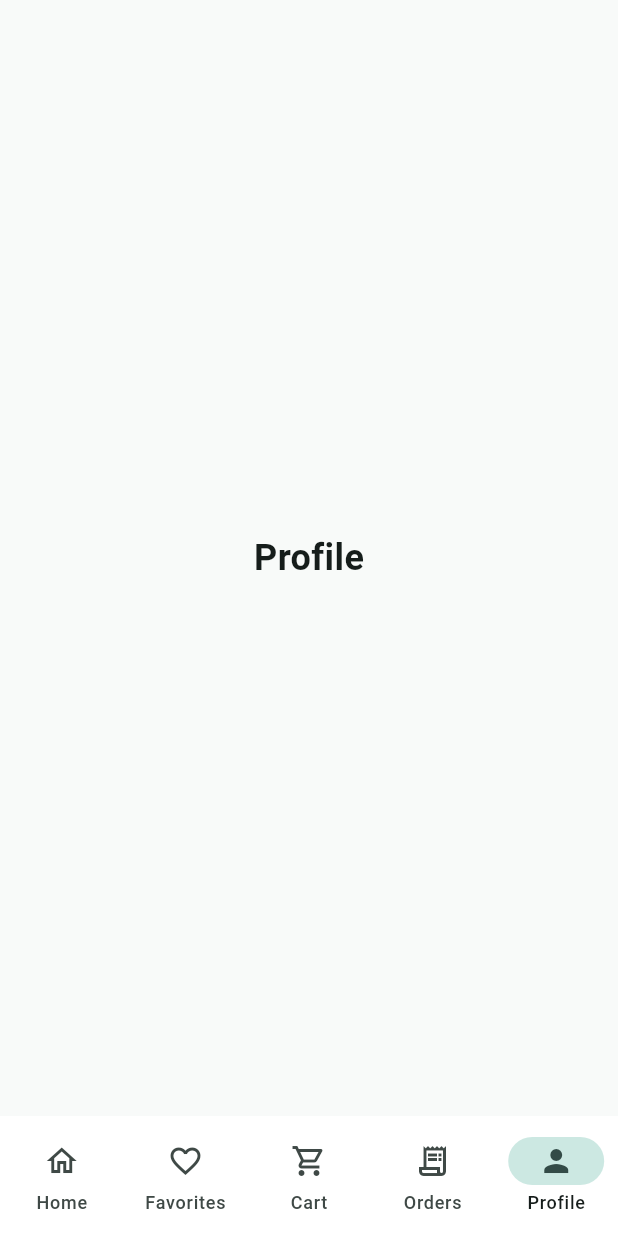
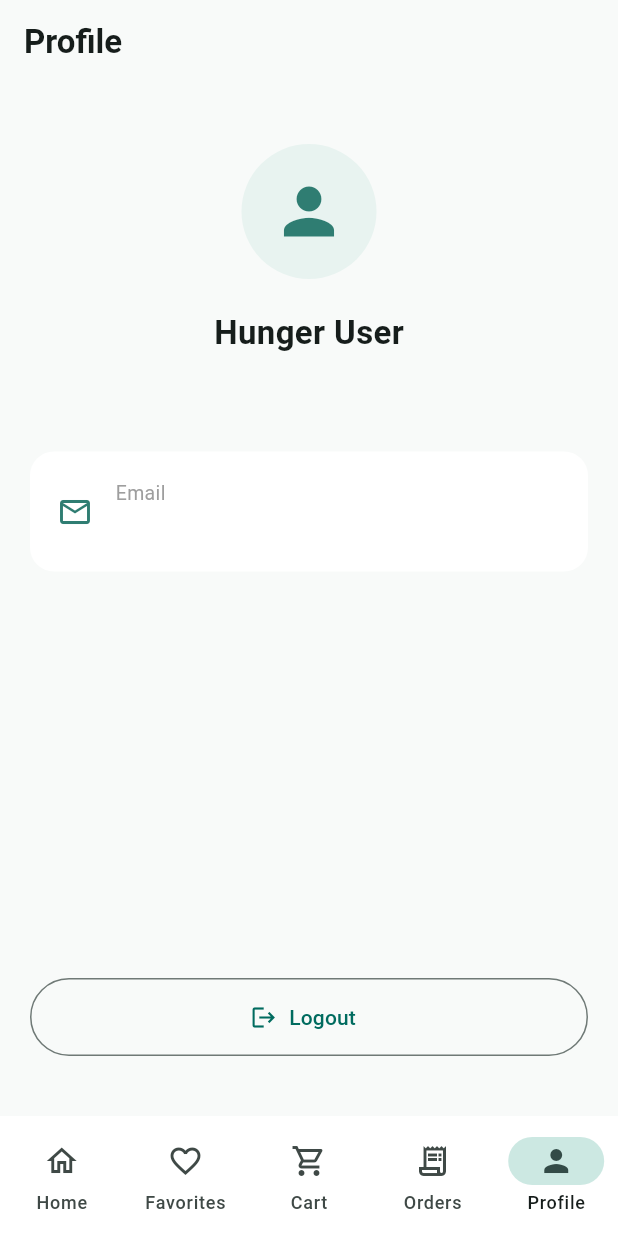
Before and after one commit to Abdullah9b/hunger-flutter-app, a Flutter app: the screen it shows once a user with an empty profile is signed in, item 5 of the bottom bar chosen, on a phone screen of 412 x 824 dp. Run offline on Flutter 3.47's test engine with Material 3 defaults, Android fonts, the phone set to English and light mode, and no system bars; our stand-ins replace cloud_firestore, firebase_auth, firebase_core; accounts and stored records are empty; network calls fail.

Commit message:
Add profile and logout

```diff
--- a/lib/main.dart
+++ b/lib/main.dart
@@ -1,6 +1,7 @@
 import 'package:flutter/material.dart';
 import 'package:firebase_core/firebase_core.dart';
 
+import 'screens/profile/profile_screen.dart';
 import 'firebase_options.dart';
 import 'models/food.dart';
 import 'screens/auth/auth_gate.dart';
@@ -78,12 +79,7 @@ class _HungerHomePageState extends State<HungerHomePage> {
           ? const CartScreen()
           : _selectedIndex == 3
           ? const OrdersScreen()
-          : const Center(
-              child: Text(
-                'Profile',
-                style: TextStyle(fontSize: 24, fontWeight: FontWeight.bold),
-              ),
-            ),
+          : const ProfileScreen(),
       bottomNavigationBar: NavigationBar(
         backgroundColor: Colors.white,
         selectedIndex: _selectedIndex,
--- a/lib/screens/admin/admin_screen.dart
+++ b/lib/screens/admin/admin_screen.dart
@@ -1,3 +1,4 @@
+import 'package:firebase_auth/firebase_auth.dart';
 import 'package:flutter/material.dart';
 
 import 'food/admin_food_screen.dart';
@@ -62,6 +63,19 @@ class AdminScreen extends StatelessWidget {
                 ),
               ],
             ),
+            const Spacer(),
+            SizedBox(
+              width: double.infinity,
+              height: 52,
+              child: OutlinedButton.icon(
+                onPressed: () async {
+                  await FirebaseAuth.instance.signOut();
+                },
+                icon: const Icon(Icons.logout),
+                label: const Text('Logout'),
+              ),
+            ),
+            const SizedBox(height: 10),
           ],
         ),
       ),
--- /dev/null
+++ b/lib/screens/profile/profile_screen.dart
@@ -0,0 +1,99 @@
+import 'package:firebase_auth/firebase_auth.dart';
+import 'package:flutter/material.dart';
+
+class ProfileScreen extends StatelessWidget {
+  const ProfileScreen({super.key});
+
+  @override
+  Widget build(BuildContext context) {
+    final user = FirebaseAuth.instance.currentUser;
+
+    return Scaffold(
+      backgroundColor: const Color(0xFFF8FAF9),
+      appBar: AppBar(
+        backgroundColor: const Color(0xFFF8FAF9),
+        elevation: 0,
+        title: const Text(
+          'Profile',
+          style: TextStyle(fontWeight: FontWeight.bold),
+        ),
+      ),
+      body: Padding(
+        padding: const EdgeInsets.all(20),
+        child: Column(
+          children: [
+            const SizedBox(height: 20),
+            Container(
+              width: 90,
+              height: 90,
+              decoration: const BoxDecoration(
+                color: Color(0xFFE8F3F0),
+                shape: BoxShape.circle,
+              ),
+              child: const Icon(
+                Icons.person,
+                size: 50,
+                color: Color(0xFF2F7D72),
+              ),
+            ),
+            const SizedBox(height: 20),
+            Text(
+              user?.displayName?.isNotEmpty == true
+                  ? user!.displayName!
+                  : 'Hunger User',
+              style: const TextStyle(fontSize: 22, fontWeight: FontWeight.bold),
+            ),
+            const SizedBox(height: 8),
+            Text(
+              user?.email ?? '',
+              style: const TextStyle(color: Colors.grey, fontSize: 15),
+            ),
+            const SizedBox(height: 35),
+            Container(
+              padding: const EdgeInsets.all(18),
+              decoration: BoxDecoration(
+                color: Colors.white,
+                borderRadius: BorderRadius.circular(16),
+              ),
+              child: Row(
+                children: [
+                  const Icon(Icons.email_outlined, color: Color(0xFF2F7D72)),
+                  const SizedBox(width: 15),
+                  Expanded(
+                    child: Column(
+                      crossAxisAlignment: CrossAxisAlignment.start,
+                      children: [
+                        const Text(
+                          'Email',
+                          style: TextStyle(color: Colors.grey, fontSize: 13),
+                        ),
+                        const SizedBox(height: 4),
+                        Text(
+                          user?.email ?? 'No email',
+                          style: const TextStyle(fontWeight: FontWeight.w600),
+                        ),
+                      ],
+                    ),
+                  ),
+                ],
+              ),
+            ),
+            const Spacer(),
+            SizedBox(
+              width: double.infinity,
+              height: 52,
+              child: OutlinedButton.icon(
+                onPressed: () async {
+                  await FirebaseAuth.instance.signOut();
+                },
+                icon: const Icon(Icons.logout),
+                label: const Text('Logout'),
+              ),
+            ),
+            const SizedBox(height: 20),
+          ],
+        ),
+      ),
+    );
+  }
+}
```
